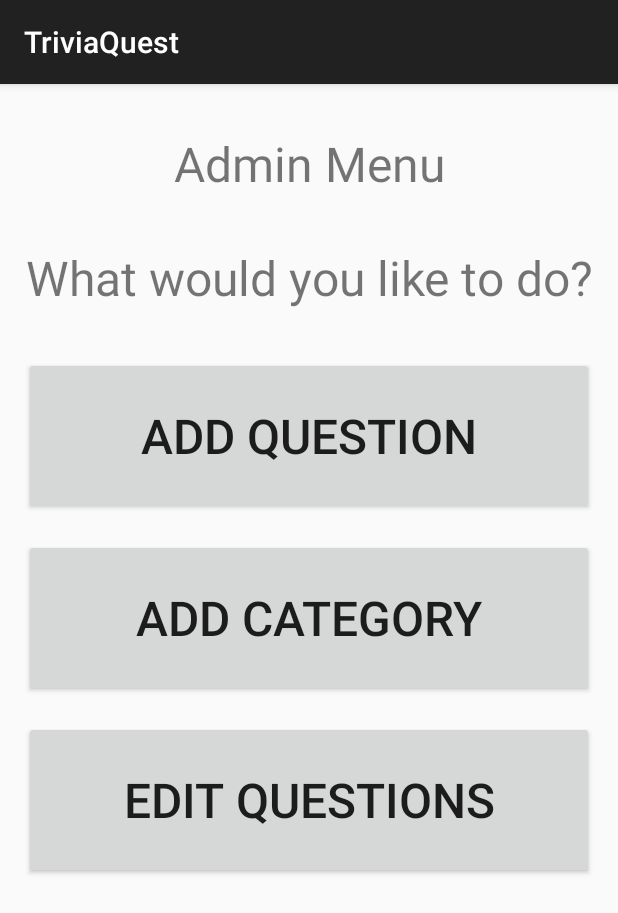
After one commit to Dinomyt/TriviaQuest, an Android app: the AdminLandingPage screen opened directly, with no data from a screen before it, on a phone screen of 412 x 824 dp. The commit adds this screen. Shown: the top 913 px of the screen. Run offline under Robolectric (Android 15) with nearby library versions, the phone set to English and light mode, and no system bars.

Commit message:
Created Admin Landing Page Added 3 buttons for editing questions/adding category/adding questions Added admin check when logging in so admin is sent to admin landing page TODO:Wire up buttons

```diff
--- a/app/src/main/AndroidManifest.xml
+++ b/app/src/main/AndroidManifest.xml
@@ -1,6 +1,6 @@
 <?xml version="1.0" encoding="utf-8"?>
 <manifest xmlns:android="http://schemas.android.com/apk/res/android"
-    xmlns:tools="http://schemas.android.com/tools">
+    xmlns:tools="http://schemas.android.com/tools" >
     <!-- enable internet permission for api -->
     <uses-permission android:name="android.permission.INTERNET" />
 
@@ -13,13 +13,16 @@
         android:roundIcon="@mipmap/ic_launcher_round"
         android:supportsRtl="true"
         android:theme="@style/Theme.AppCompat.Light.DarkActionBar"
-        tools:targetApi="31">
+        tools:targetApi="31" >
+        <activity
+            android:name=".AdminLandingPage"
+            android:exported="false" />
         <activity
             android:name=".Quiz"
             android:exported="false" />
         <activity
             android:name=".LoginActivity"
-            android:exported="true">
+            android:exported="true" >
             <intent-filter>
                 <action android:name="android.intent.action.MAIN" />
 
@@ -31,7 +34,6 @@
         <activity android:name=".CategoryActivity" />
         <activity android:name=".LeaderboardActivity" />
         <activity android:name=".MainActivity" />
-
     </application>
 
 </manifest>
--- /dev/null
+++ b/app/src/main/java/com/example/triviaquest/AdminLandingPage.java
@@ -0,0 +1,24 @@
+package com.example.triviaquest;
+
+import android.os.Bundle;
+
+import androidx.activity.EdgeToEdge;
+import androidx.appcompat.app.AppCompatActivity;
+import androidx.core.graphics.Insets;
+import androidx.core.view.ViewCompat;
+import androidx.core.view.WindowInsetsCompat;
+
+public class AdminLandingPage extends AppCompatActivity {
+
+    @Override
+    protected void onCreate(Bundle savedInstanceState) {
+        super.onCreate(savedInstanceState);
+        EdgeToEdge.enable(this);
+        setContentView(R.layout.activity_admin_landing_page);
+        ViewCompat.setOnApplyWindowInsetsListener(findViewById(R.id.main), (v, insets) -> {
+            Insets systemBars = insets.getInsets(WindowInsetsCompat.Type.systemBars());
+            v.setPadding(systemBars.left, systemBars.top, systemBars.right, systemBars.bottom);
+            return insets;
+        });
+    }
+}
--- a/app/src/main/java/com/example/triviaquest/LoginActivity.java
+++ b/app/src/main/java/com/example/triviaquest/LoginActivity.java
@@ -59,8 +59,13 @@ public class LoginActivity extends AppCompatActivity {
                     getSharedPreferences("TriviaPrefs", MODE_PRIVATE)
                             .edit()
                             .putInt("userId", user.getId())
+                            .putBoolean("isAdmin", user.isAdmin())
                             .apply();
-                    startActivity(DashboardActivity.dashboardIntentFactory(getApplicationContext(), username));
+                    if (user.isAdmin()){
+                        startActivity(new Intent(getApplicationContext(), AdminLandingPage.class));
+                    } else {
+                        startActivity(DashboardActivity.dashboardIntentFactory(getApplicationContext(), username));
+                    }
                 } else {
                     toastMaker("Invalid Password");
                     binding.passwordLoginEditText.setSelection(0);
--- /dev/null
+++ b/app/src/main/res/layout/activity_admin_landing_page.xml
@@ -0,0 +1,73 @@
+<?xml version="1.0" encoding="utf-8"?>
+<androidx.constraintlayout.widget.ConstraintLayout
+    xmlns:android="http://schemas.android.com/apk/res/android"
+    xmlns:tools="http://schemas.android.com/tools"
+    xmlns:app="http://schemas.android.com/apk/res-auto"
+    android:id="@+id/main"
+    android:layout_width="match_parent"
+    android:layout_height="match_parent"
+    tools:context=".AdminLandingPage"
+    android:fitsSystemWindows="true">
+
+  <TextView
+      android:id="@+id/adminLandingMenu"
+      android:layout_width="match_parent"
+      android:layout_height="150dp"
+      android:layout_margin="16dp"
+      android:layout_marginTop="328dp"
+      android:gravity="center"
+      android:text="@string/admin_menu_n_nwhat_would_you_like_to_do"
+      android:textSize="32sp"
+      app:layout_constraintEnd_toEndOf="parent"
+      app:layout_constraintHorizontal_bias="0.093"
+      app:layout_constraintStart_toStartOf="parent"
+      app:layout_constraintTop_toTopOf="parent"
+      />
+
+  <Button
+      android:layout_width="match_parent"
+      android:layout_height="105dp"
+      android:layout_margin="16dp"
+      android:layout_marginTop="24dp"
+      android:layout_marginBottom="24dp"
+      android:textSize="32sp"
+      android:gravity="center"
+      app:layout_constraintEnd_toEndOf="@id/adminLandingMenu"
+      app:layout_constraintStart_toStartOf="@id/adminLandingMenu"
+      app:layout_constraintTop_toBottomOf="@id/adminLandingMenu"
+      android:id="@+id/addQuestion"
+      android:text="@string/add_question"
+      />
+
+  <Button
+      android:id="@+id/addCategory"
+      android:layout_width="match_parent"
+      android:layout_height="105dp"
+      android:layout_margin="16dp"
+      android:layout_marginTop="208dp"
+      android:gravity="center"
+      android:text="@string/add_category"
+      android:textSize="32sp"
+      app:layout_constraintEnd_toEndOf="@id/addQuestion"
+      app:layout_constraintStart_toStartOf="@id/addQuestion"
+      app:layout_constraintTop_toBottomOf="@id/addQuestion"
+      />
+
+  <Button
+      android:id="@+id/editQuestions"
+      android:layout_width="match_parent"
+      android:layout_height="105dp"
+      android:layout_margin="16dp"
+      android:layout_marginTop="208dp"
+      android:gravity="center"
+      android:text="@string/edit_questions"
+      android:textSize="32sp"
+      app:layout_constraintEnd_toEndOf="@id/addCategory"
+      app:layout_constraintStart_toStartOf="@id/addCategory"
+      app:layout_constraintTop_toBottomOf="@id/addCategory"
+      />
+
+
+
+
+</androidx.constraintlayout.widget.ConstraintLayout>
--- a/app/src/main/res/values/strings.xml
+++ b/app/src/main/res/values/strings.xml
@@ -35,4 +35,8 @@
     <string name="leaderboard">Leaderboard</string>
     <string name="leaderboardButton">Leaderboard</string>
     <string name="just_out_of_the_trivia_oven">Just Out of the Trivia Oven:</string>
+    <string name="add_question">Add Question</string>
+    <string name="add_category">Add Category</string>
+    <string name="edit_questions">Edit Questions</string>
+    <string name="admin_menu_n_nwhat_would_you_like_to_do">Admin Menu\n\nWhat would you like to do?</string>
 </resources>
```
